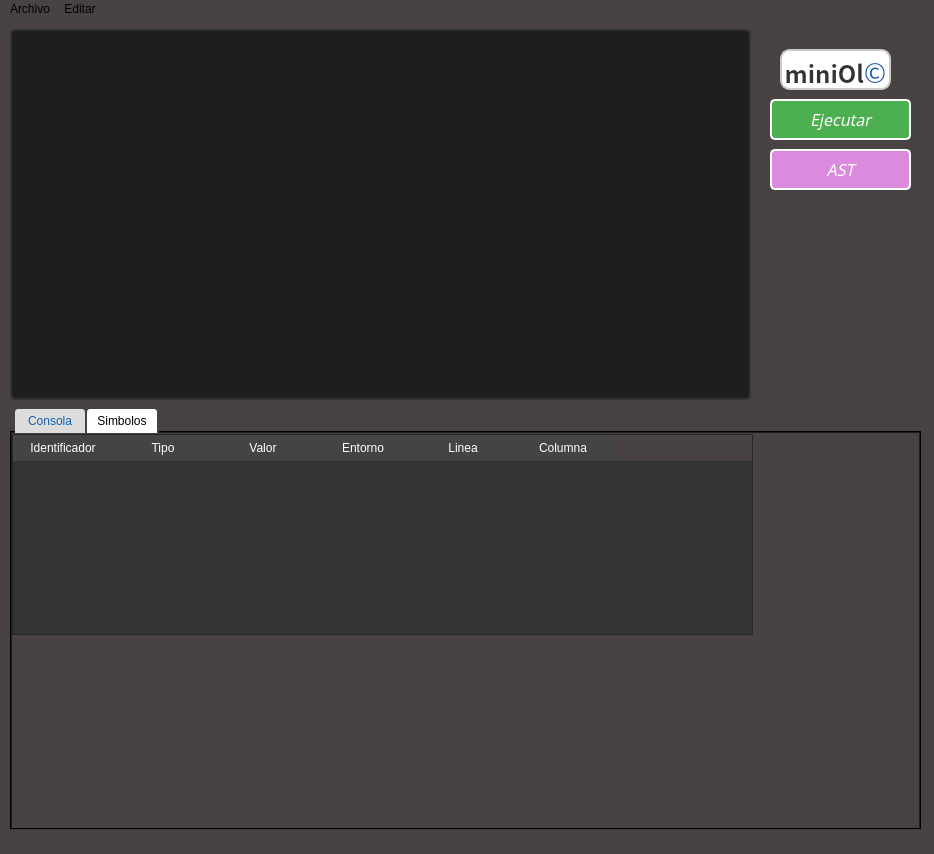
Above: Proyecto2/mainwindow.ui from Ijosuer/OLC2_202000895 before the change. Below: the same form after it.
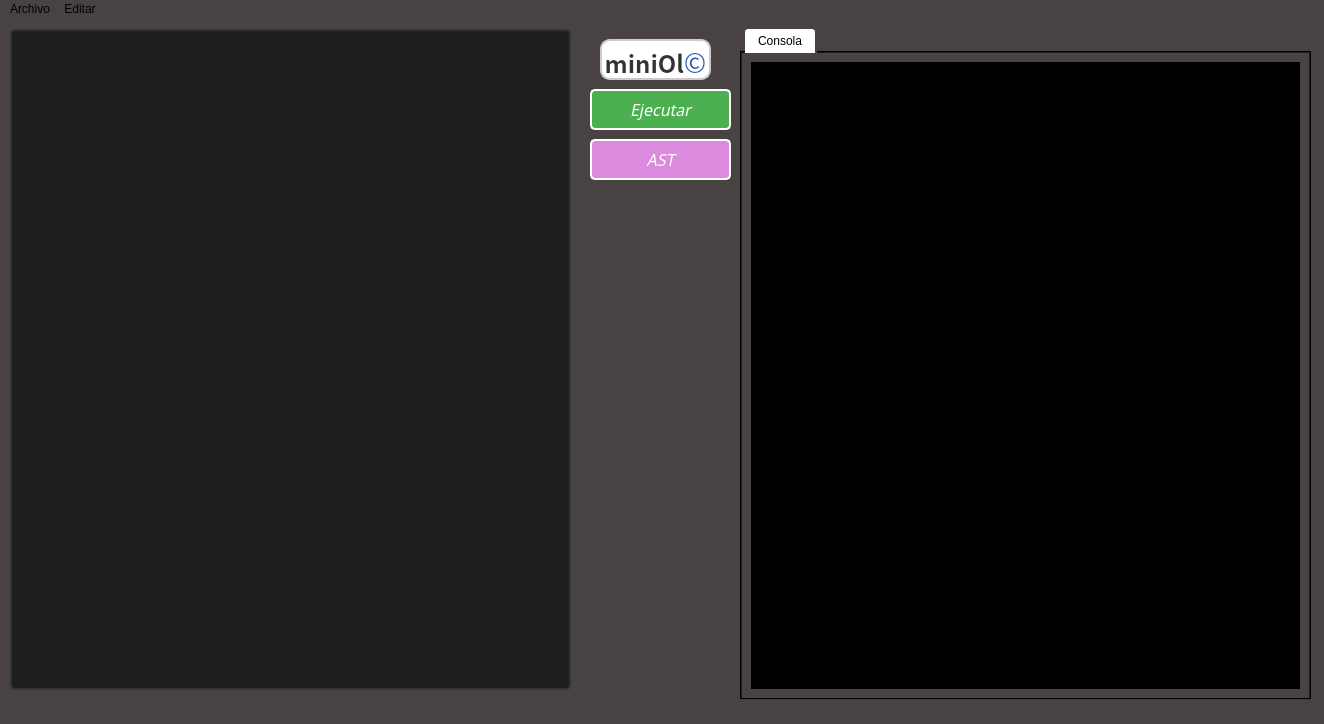
That is the form after the change. The open tabs and pages were chosen to show the change.

Patch:
```diff
--- a/Proyecto2/mainwindow.ui
+++ b/Proyecto2/mainwindow.ui
@@ -9,8 +9,8 @@
    <rect>
     <x>0</x>
     <y>0</y>
-    <width>934</width>
-    <height>854</height>
+    <width>1324</width>
+    <height>724</height>
    </rect>
   </property>
   <property name="windowTitle">
@@ -23,8 +23,8 @@
    <widget class="QPushButton" name="pushButton">
     <property name="geometry">
      <rect>
-      <x>770</x>
-      <y>80</y>
+      <x>590</x>
+      <y>70</y>
       <width>141</width>
       <height>41</height>
      </rect>
@@ -66,8 +66,8 @@
      <rect>
       <x>10</x>
       <y>10</y>
-      <width>741</width>
-      <height>371</height>
+      <width>561</width>
+      <height>661</height>
      </rect>
     </property>
     <property name="font">
@@ -120,10 +120,10 @@
    <widget class="QTabWidget" name="tabWidget">
     <property name="geometry">
      <rect>
-      <x>10</x>
-      <y>390</y>
-      <width>911</width>
-      <height>421</height>
+      <x>740</x>
+      <y>10</y>
+      <width>571</width>
+      <height>671</height>
      </rect>
     </property>
     <property name="styleSheet">
@@ -202,93 +202,12 @@
       </item>
      </layout>
     </widget>
-    <widget class="QWidget" name="tab_2">
-     <attribute name="title">
-      <string>Simbolos</string>
-     </attribute>
-     <widget class="QTableWidget" name="Tabla">
-      <property name="enabled">
-       <bool>true</bool>
-      </property>
-      <property name="geometry">
-       <rect>
-        <x>0</x>
-        <y>1</y>
-        <width>741</width>
-        <height>201</height>
-       </rect>
-      </property>
-      <property name="styleSheet">
-       <string notr="true">QTableWidget {
-    background-color: #333333; /* Color de fondo de la tabla */
-    color: #FFFFFF; /* Color del texto de la tabla */
-    gridline-color: #666666; /* Color de las líneas de la tabla */
-    selection-color: #FFFFFF; /* Color del texto de la selección */
-    selection-background-color: #7F7F7F; /* Color de fondo de la selección */
-}
-QTableWidget::item{
-	text-align:center;
-}
-
-QHeaderView::section {
-    background-color: #444444; /* Color de fondo del encabezado */
-    color: #FFFFFF; /* Color del texto del encabezado */
-    padding: 4px; /* Espacio interior del encabezado */
-    border-style: none; /* Borde sin estilo */
-}
-
-QTableView::item {
-    padding: 6px; /* Espacio interior de las celdas */
-    border-style: none; /* Borde sin estilo */
-}
-
-QTableView::item:selected {
-    background-color: #7F7F7F; /* Color de fondo de la selección */
-    color: #FFFFFF; /* Color del texto de la selección */
-}
-</string>
-      </property>
-      <property name="sizeAdjustPolicy">
-       <enum>QAbstractScrollArea::AdjustToContents</enum>
-      </property>
-      <column>
-       <property name="text">
-        <string>Identificador</string>
-       </property>
-      </column>
-      <column>
-       <property name="text">
-        <string>Tipo</string>
-       </property>
-      </column>
-      <column>
-       <property name="text">
-        <string>Valor</string>
-       </property>
-      </column>
-      <column>
-       <property name="text">
-        <string>Entorno</string>
-       </property>
-      </column>
-      <column>
-       <property name="text">
-        <string>Linea</string>
-       </property>
-      </column>
-      <column>
-       <property name="text">
-        <string>Columna</string>
-       </property>
-      </column>
-     </widget>
-    </widget>
    </widget>
    <widget class="QLabel" name="label">
     <property name="geometry">
      <rect>
-      <x>780</x>
-      <y>30</y>
+      <x>600</x>
+      <y>20</y>
       <width>111</width>
       <height>41</height>
      </rect>
@@ -327,8 +246,8 @@
    <widget class="QPushButton" name="pushButton_2">
     <property name="geometry">
      <rect>
-      <x>770</x>
-      <y>130</y>
+      <x>590</x>
+      <y>120</y>
       <width>141</width>
       <height>41</height>
      </rect>
@@ -368,8 +287,8 @@
    <widget class="QPushButton" name="Clipboard">
     <property name="geometry">
      <rect>
-      <x>830</x>
-      <y>343</y>
+      <x>630</x>
+      <y>180</y>
       <width>61</width>
       <height>61</height>
      </rect>
@@ -401,7 +320,7 @@
     <rect>
      <x>0</x>
      <y>0</y>
-     <width>934</width>
+     <width>1324</width>
      <height>21</height>
     </rect>
    </property>
```
Left out of the diff: 6 changed lines with no effect on the pictures.
